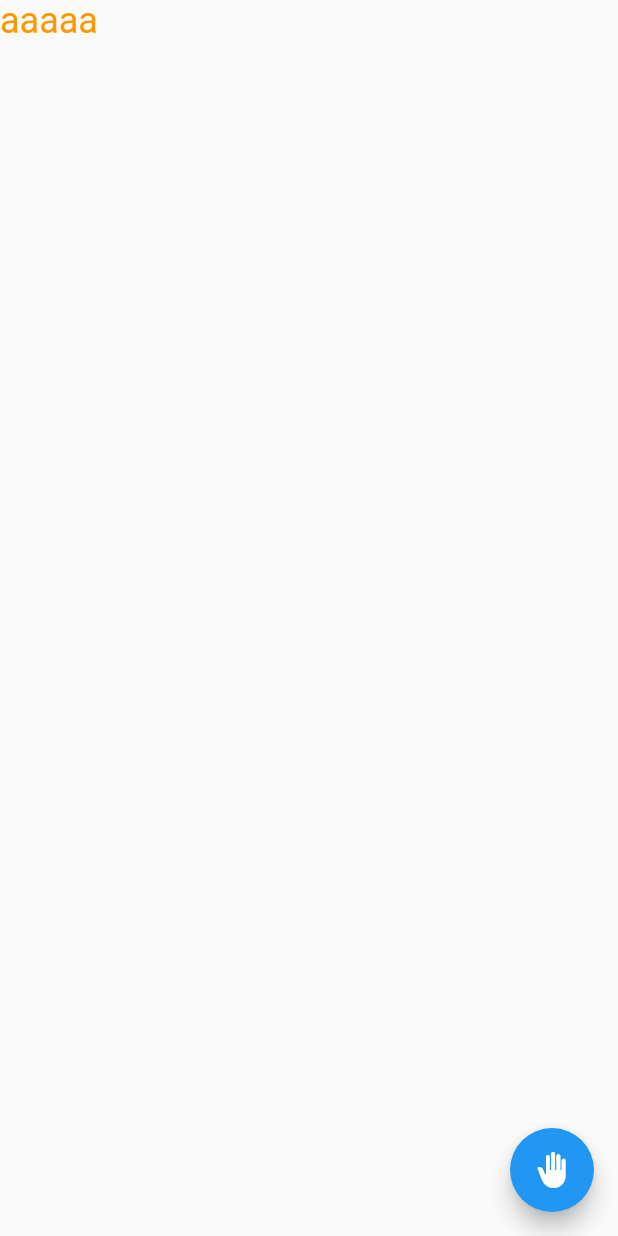
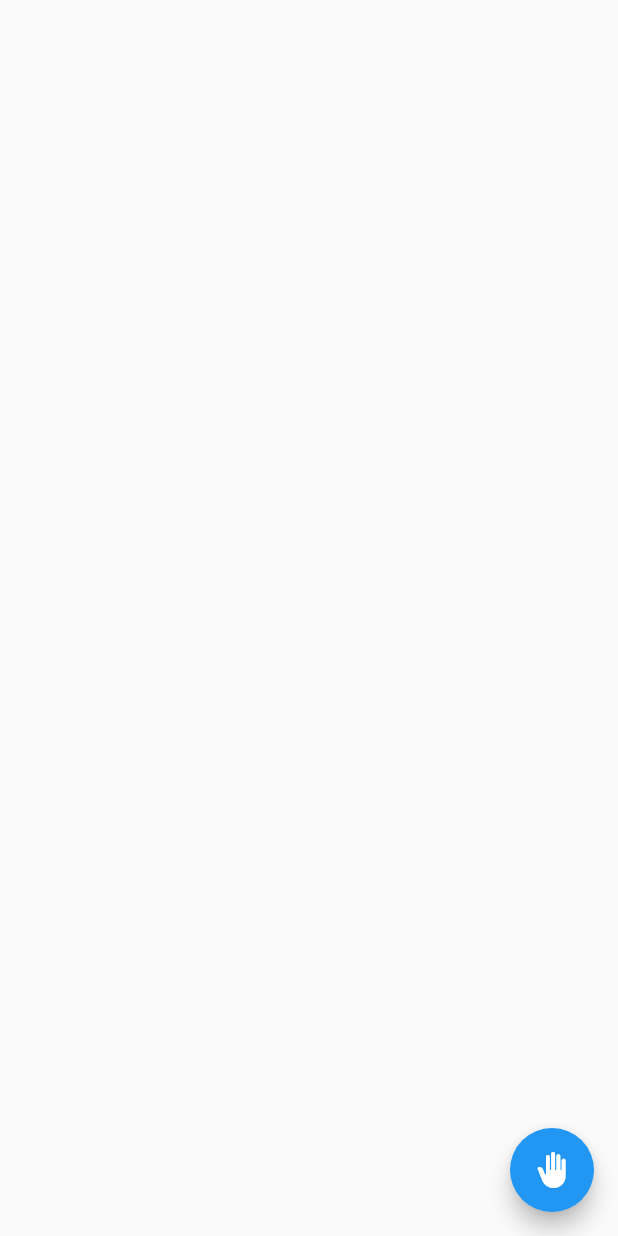
Before and after one commit to feynoobs/Runner, a Flutter app: the screen it shows after launch, after a tap on the "camera" icon, on a phone screen of 412 x 824 dp. Run offline on Flutter 3.47's test engine with Material 2 defaults, Android fonts, the phone set to English and light mode, and no system bars; our stand-ins replace camera, logger; missing offline and left inert: google_ml_kit.

Commit message:
デバッグ削除

```diff
--- a/lib/camera.dart
+++ b/lib/camera.dart
@@ -19,7 +19,7 @@ class _CameraState extends State<Camera>
     final _logger = Logger();
     bool _isRunning = false;
     CameraController? _controller;
-    String _text = 'aaaaa';
+    String _text = '';
 
     @override
     void initState()
```
